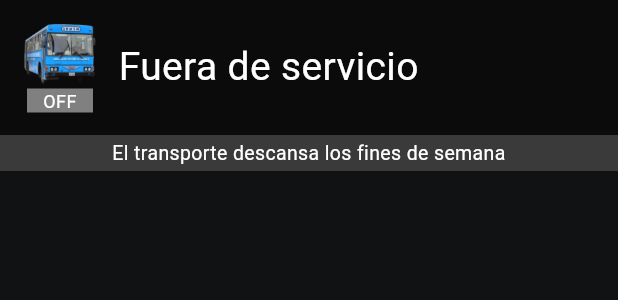
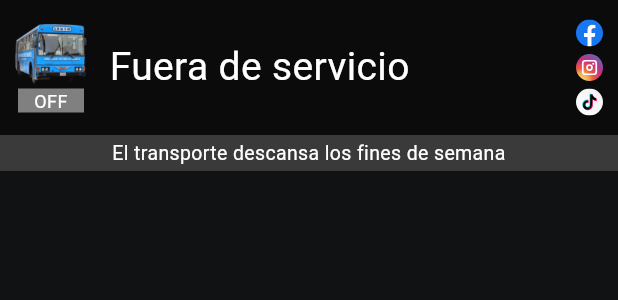
Before and after one commit to burrito-project/burrito-app, a Flutter app: the BurritoTopAppBarRender widget shown alone on an empty page, opened directly, on a phone screen of 412 x 824 dp. Shown: the top 300 px of the screen. Run offline on Flutter 3.47's test engine with Material 3 defaults, Android fonts, the phone set to English and light mode, and no system bars; our stand-ins replace cached_network_image, device_info_plus, dio, flutter_carousel_widget, flutter_native_splash, flutter_riverpod and 7 more; missing offline and left inert: android_id, float_column, maps_toolkit, multi_tap_detector; network calls fail; Roboto replaces fonts that are missing (OpenSans).

Commit message:
Social web clickeabled logos

```diff
--- a/lib/features/map/widgets/app_top_bar.dart
+++ b/lib/features/map/widgets/app_top_bar.dart
@@ -1,3 +1,4 @@
+import 'package:burrito/features/map/widgets/buttons/social_apps.dart';
 import 'package:flutter/material.dart';
 import 'package:flutter_riverpod/flutter_riverpod.dart';
 import 'package:multi_tap_detector/multi_tap_detector.dart';
@@ -77,8 +78,9 @@ class BurritoTopAppBarRenderState extends State<BurritoTopAppBarRender>
         Container(
           height: 90,
           color: Theme.of(context).colorScheme.primary,
-          padding: const EdgeInsets.symmetric(horizontal: 16),
+          padding: const EdgeInsets.symmetric(horizontal: 10),
           child: Row(
+            mainAxisAlignment: MainAxisAlignment.spaceBetween,
             children: [
               // Burrito icon and status badge
               Stack(
@@ -147,7 +149,7 @@ class BurritoTopAppBarRenderState extends State<BurritoTopAppBarRender>
               ),
               const SizedBox(width: 15),
               // Next stop and Status text
-              Flexible(
+              Expanded(
                 child: Column(
                   mainAxisAlignment: MainAxisAlignment.center,
                   crossAxisAlignment: CrossAxisAlignment.start,
@@ -181,6 +183,12 @@ class BurritoTopAppBarRenderState extends State<BurritoTopAppBarRender>
                     ),
                   ],
                 ),
+              ),
+              const Row(
+                mainAxisAlignment: MainAxisAlignment.end,
+                children: [
+                  SocialApps(),
+                ],
               ),
             ],
           ),
--- /dev/null
+++ b/lib/features/map/widgets/buttons/social_apps.dart
@@ -0,0 +1,94 @@
+import 'package:flutter/material.dart';
+import 'package:flutter_riverpod/flutter_riverpod.dart';
+import 'package:flutter_svg/svg.dart';
+import 'package:url_launcher/url_launcher.dart';
+
+final Uri facebookUrl = Uri.parse('https://www.facebook.com/ContigoSanMarcos/');
+final Uri tiktokUrl = Uri.parse('https://tiktok.com/@contigosanmarcos');
+final Uri instagramUrl =
+    Uri.parse('https://www.instagram.com/contigo_san.marcos/');
+
+class SocialApps extends ConsumerWidget {
+  const SocialApps({super.key});
+
+  @override
+  Widget build(BuildContext context, WidgetRef ref) {
+    Future<void> _launchUrl(Uri url) async {
+      if (!await launchUrl(url)) {
+        throw Exception('Could not launch $url');
+      }
+    }
+
+    return Column(
+      mainAxisAlignment: MainAxisAlignment.center,
+      children: [
+        // Facebook Button
+        SizedBox(
+          width: 18,
+          height: 18,
+          child: ElevatedButton(
+            onPressed: () {
+              _launchUrl(facebookUrl);
+            },
+            style: ElevatedButton.styleFrom(padding: EdgeInsets.zero),
+            child: Row(
+              children: [
+                SvgPicture.asset(
+                  'assets/icons/social_media/facebook.svg',
+                  width: 18,
+                  height: 18,
+                ),
+              ],
+            ),
+          ),
+        ),
+        const SizedBox(
+          height: 5,
+        ),
+        // Instagram Button
+        SizedBox(
+          width: 18,
+          height: 18,
+          child: ElevatedButton(
+            onPressed: () {
+              _launchUrl(instagramUrl);
+            },
+            style: ElevatedButton.styleFrom(padding: EdgeInsets.zero),
+            child: Row(
+              children: [
+                SvgPicture.asset(
+                  'assets/icons/social_media/instagram.svg',
+                  width: 18,
+                  height: 18,
+                ),
+              ],
+            ),
+          ),
+        ),
+        const SizedBox(
+          height: 5,
+        ),
+        // TikTok Button
+        SizedBox(
+          width: 18,
+          height: 18,
+          child: ElevatedButton(
+            onPressed: () {
+              _launchUrl(tiktokUrl);
+            },
+            style: ElevatedButton.styleFrom(padding: EdgeInsets.zero),
+            child: Row(
+              children: [
+                SvgPicture.asset(
+                  'assets/icons/social_media/tiktok-icon.svg',
+                  width: 18,
+                  height: 18,
+                ),
+              ],
+            ),
+          ),
+        ),
+      ],
+    );
+  }
+}
--- a/pubspec.yaml
+++ b/pubspec.yaml
@@ -51,9 +51,10 @@ dependencies:
   device_info_plus: ^10.1.2
   crypto: ^3.0.5
   android_id: ^0.4.0
-  url_launcher: ^6.3.0
+  url_launcher: ^6.3.1
   float_column: ^2.1.8
   multi_tap_detector: ^1.0.0
+  flutter_svg: ^2.0.10+1
 
 dev_dependencies:
   flutter_test:
@@ -112,6 +113,9 @@ flutter:
     - assets/icons/entrance_p7.png
     - assets/icons/entrance_p8.png
     - assets/logos/unmsm_logo.png
+    - assets/icons/social_media/tiktok-icon.svg
+    - assets/icons/social_media/instagram.svg
+    - assets/icons/social_media/facebook.svg
 
   # An image asset can refer to one or more resolution-specific "variants", see
   # https://flutter.dev/assets-and-images/#resolution-aware
```
Also changed, not shown: assets/icons/social_media/facebook.svg (added), assets/icons/social_media/instagram.svg (added), assets/icons/social_media/tiktok-icon.svg (added), pubspec.lock.
